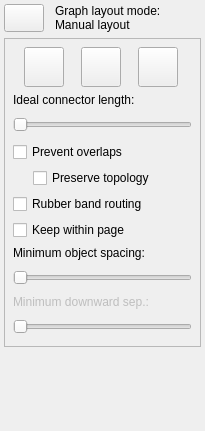
Qt form libdunnartcanvas/ui/LayoutProperties.ui (mjwybrow/dunnart) before a commit.
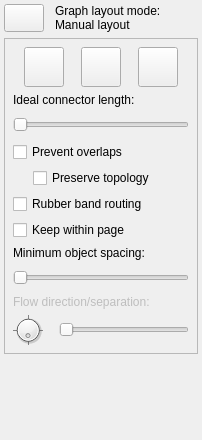
The same form after that commit. Icons and pictures are not drawn.

Commit message: Allow flow layout to point up, down, left or right.

What changed in the file:
```diff
--- a/libdunnartcanvas/ui/LayoutProperties.ui
+++ b/libdunnartcanvas/ui/LayoutProperties.ui
@@ -6,8 +6,8 @@
    <rect>
     <x>0</x>
     <y>0</y>
-    <width>205</width>
-    <height>431</height>
+    <width>202</width>
+    <height>440</height>
    </rect>
   </property>
   <property name="sizePolicy">
@@ -18,8 +18,8 @@
   </property>
   <property name="minimumSize">
    <size>
-    <width>205</width>
-    <height>431</height>
+    <width>202</width>
+    <height>440</height>
    </size>
   </property>
   <property name="allowedAreas">
@@ -477,7 +477,7 @@
            </size>
           </property>
           <property name="text">
-           <string>Minimum downward sep.:</string>
+           <string>Flow direction/separation:</string>
           </property>
           <property name="alignment">
            <set>Qt::AlignBottom|Qt::AlignLeading|Qt::AlignLeft</set>
@@ -485,7 +485,74 @@
          </widget>
         </item>
         <item>
-         <widget class="QSlider" name="downwardSeparationSlider">
+         <layout class="QHBoxLayout" name="horizontalLayout_3">
+          <item>
+           <widget class="QDial" name="flowDirectionDial">
+            <property name="enabled">
+             <bool>true</bool>
+            </property>
+            <property name="sizePolicy">
+             <sizepolicy hsizetype="Fixed" vsizetype="Fixed">
+              <horstretch>0</horstretch>
+              <verstretch>0</verstretch>
+             </sizepolicy>
+            </property>
+            <property name="maximumSize">
+             <size>
+              <width>30</width>
+              <height>30</height>
+             </size>
+            </property>
+            <property name="minimum">
+             <number>0</number>
+            </property>
+            <property name="maximum">
+             <number>4</number>
+            </property>
+            <property name="pageStep">
+             <number>1</number>
+            </property>
+            <property name="value">
+             <number>0</number>
+            </property>
+            <property name="tracking">
+             <bool>true</bool>
+            </property>
+            <property name="orientation">
+             <enum>Qt::Horizontal</enum>
+            </property>
+            <property name="invertedAppearance">
+             <bool>false</bool>
+            </property>
+            <property name="invertedControls">
+             <bool>false</bool>
+            </property>
+            <property name="wrapping">
+             <bool>true</bool>
+            </property>
+            <property name="notchesVisible">
+             <bool>true</bool>
+            </property>
+           </widget>
+          </item>
+          <item>
+           <spacer name="horizontalSpacer_2">
+            <property name="orientation">
+             <enum>Qt::Horizontal</enum>
+            </property>
+            <property name="sizeType">
+             <enum>QSizePolicy::Fixed</enum>
+            </property>
+            <property name="sizeHint" stdset="0">
+             <size>
+              <width>10</width>
+              <height>20</height>
+             </size>
+            </property>
+           </spacer>
+          </item>
+          <item>
+           <widget class="QSlider" name="flowSeparationSlider">
           <property name="enabled">
            <bool>false</bool>
           </property>
@@ -497,7 +564,7 @@
           </property>
           <property name="minimumSize">
            <size>
-            <width>0</width>
+              <width>45</width>
             <height>23</height>
            </size>
           </property>
@@ -508,6 +575,8 @@
            <enum>Qt::Horizontal</enum>
           </property>
          </widget>
+          </item>
+         </layout>
         </item>
        </layout>
       </widget>
```
Left out of the diff: 2 changed lines with no effect on the pictures. Lines whose indentation alone changed are shown as unchanged. The commit also changes 4 other files.
